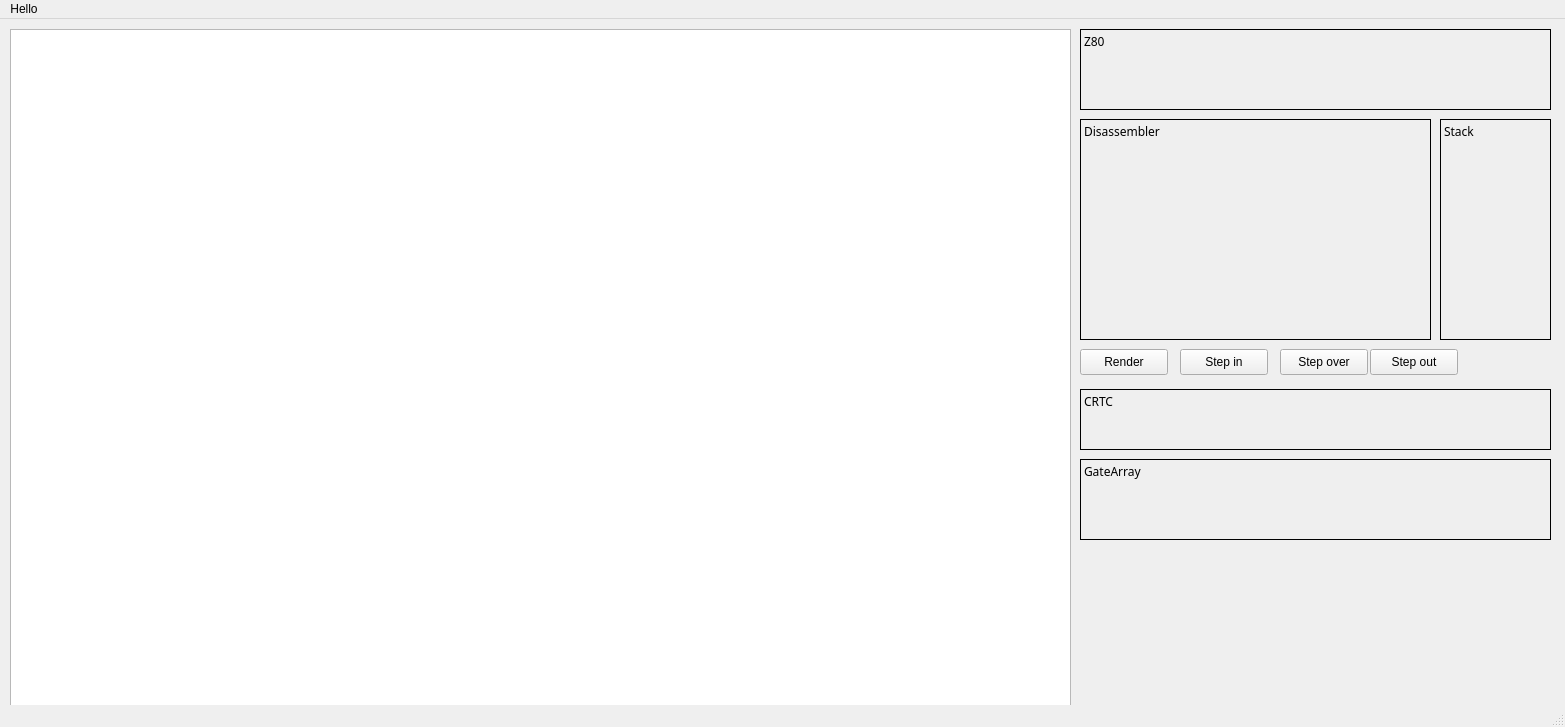
Above: mainwindow.ui from abalore/Cadence before the change. Below: the same form after it.
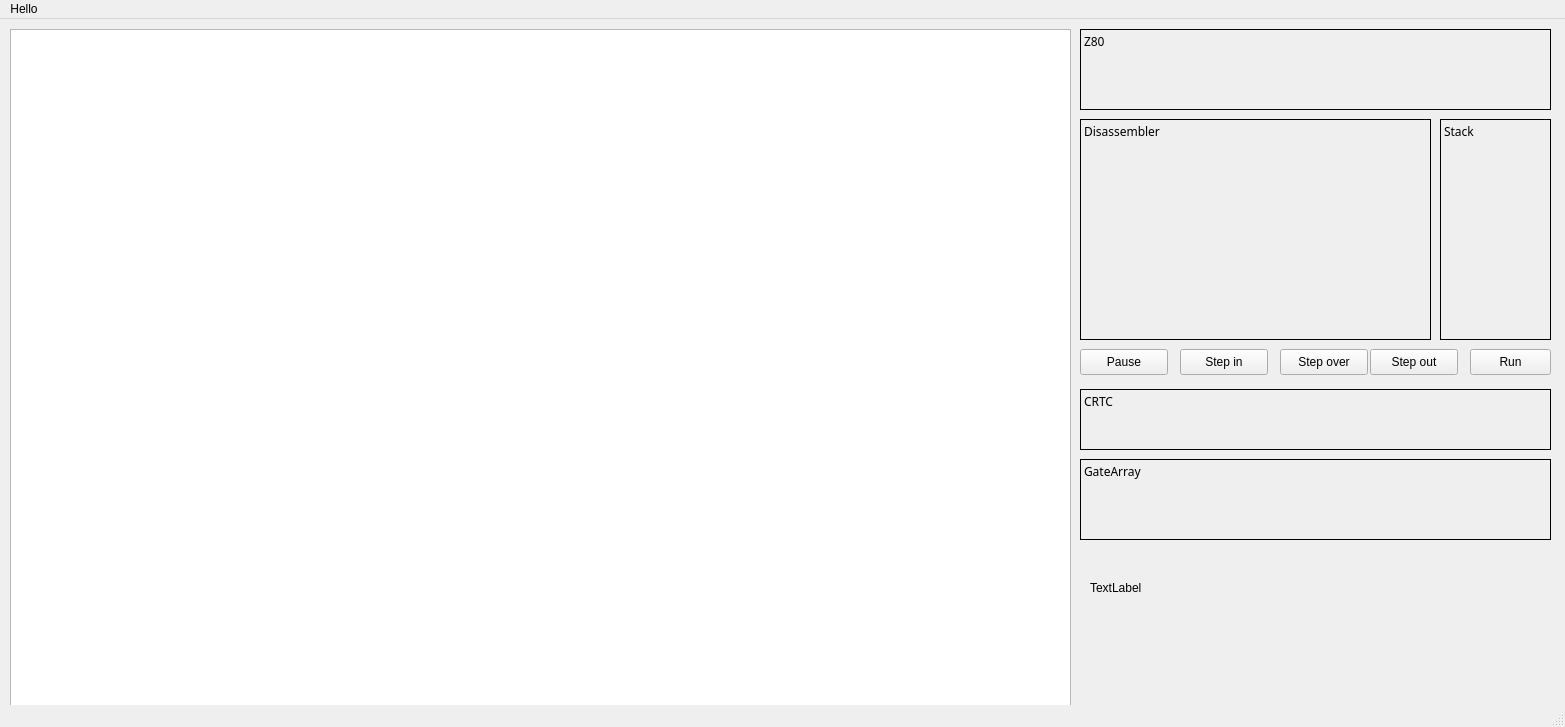
That is the form after the change.

What changed in the file:
```diff
--- a/mainwindow.ui
+++ b/mainwindow.ui
@@ -210,7 +210,20 @@
      <set>Qt::AlignLeading|Qt::AlignLeft|Qt::AlignTop</set>
     </property>
    </widget>
-   <widget class="QPushButton" name="btnRender">
+   <widget class="QPushButton" name="btnRun">
+    <property name="geometry">
+     <rect>
+      <x>1470</x>
+      <y>330</y>
+      <width>81</width>
+      <height>26</height>
+     </rect>
+    </property>
+    <property name="text">
+     <string>Run</string>
+    </property>
+   </widget>
+   <widget class="QPushButton" name="btnPause">
     <property name="geometry">
      <rect>
       <x>1080</x>
@@ -220,7 +233,20 @@
      </rect>
     </property>
     <property name="text">
-     <string>Render</string>
+     <string>Pause</string>
+    </property>
+   </widget>
+   <widget class="QLabel" name="label">
+    <property name="geometry">
+     <rect>
+      <x>1090</x>
+      <y>560</y>
+      <width>66</width>
+      <height>18</height>
+     </rect>
+    </property>
+    <property name="text">
+     <string>TextLabel</string>
     </property>
    </widget>
   </widget>
```
